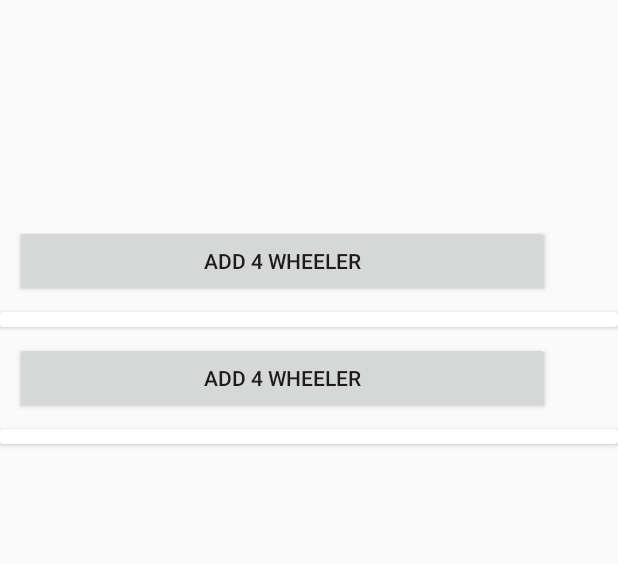
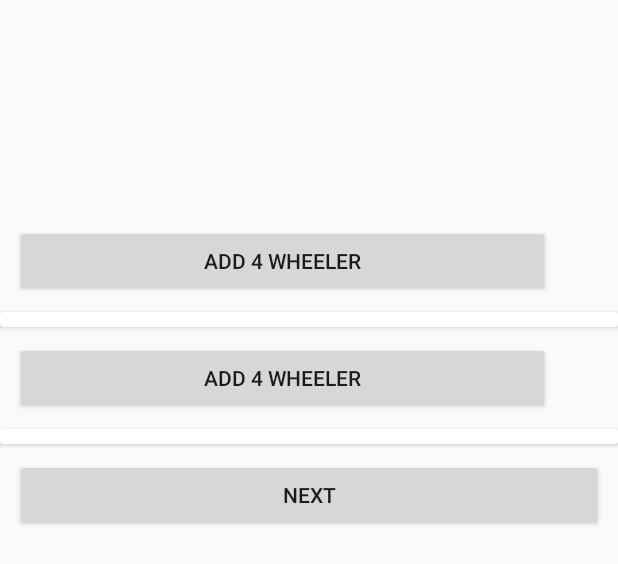
Before and after one commit to codedsun/OnRoadWheels, an Android app: the layout activity_vehical_registeration.xml on its own in the app's theme, with its tools: preview values and no code run, on a phone screen of 412 x 824 dp. Shown: the top 564 px of the screen. Run offline under Robolectric (Android 15) with nearby library versions, the phone set to English and light mode, and no system bars.

Commit message:
Vehical Registeration form complete

```diff
--- a/app/src/main/res/layout/activity_vehical_registeration.xml
+++ b/app/src/main/res/layout/activity_vehical_registeration.xml
@@ -63,4 +63,11 @@
         android:layout_width="match_parent"
         android:layout_height="10dp"
         android:id="@+id/wheeler2CardView"/>
+
+    <Button
+        android:id="@+id/button2"
+        android:layout_margin="10dp"
+        android:layout_width="match_parent"
+        android:layout_height="wrap_content"
+        android:text="next" />
 </LinearLayout>
```
